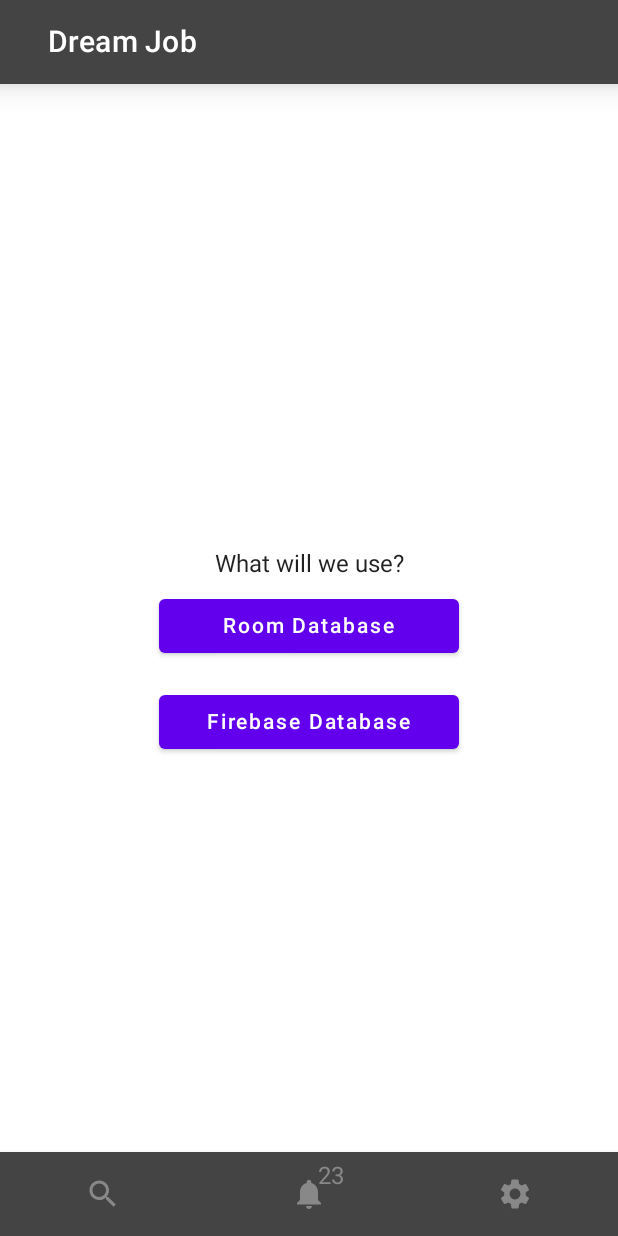
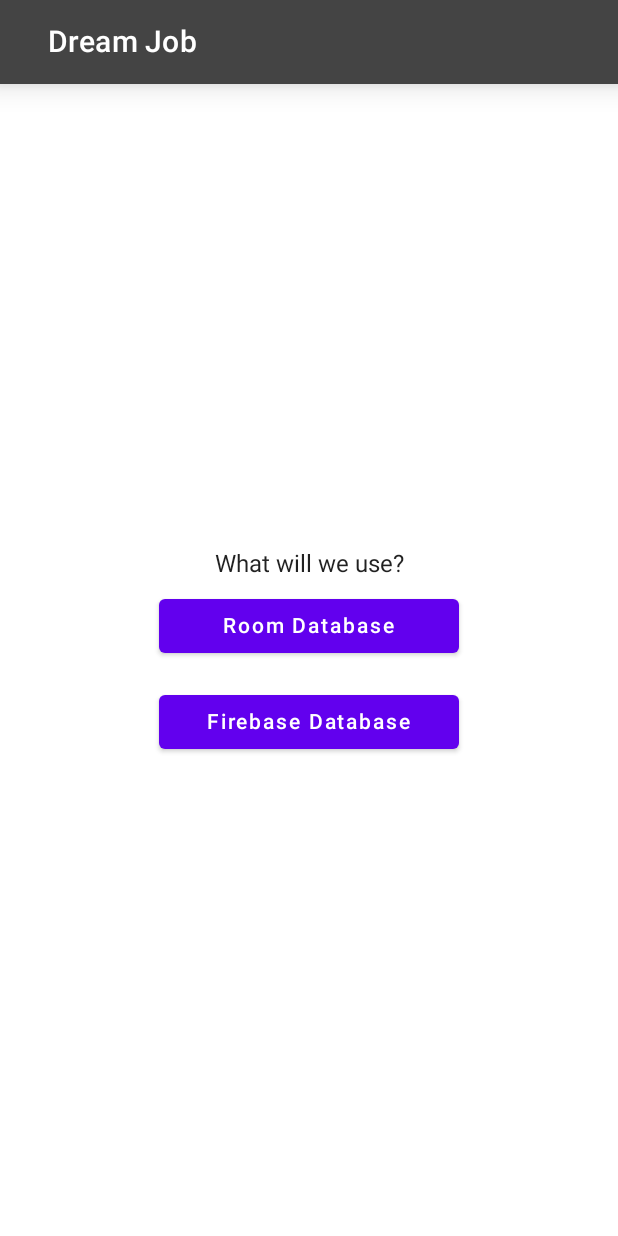
Before and after one commit to mrrlin/recruitment_agency, an Android app built with Jetpack Compose: the screen it shows after launch (MainActivity), on a phone screen of 412 x 824 dp. Run offline under Robolectric (Android 15) with nearby library versions, the phone set to English and light mode, and no system bars.

Commit message:
Added a condition to hide the menu on the main screen

```diff
--- a/app/src/main/java/ru/angel/recruitment_agency/MainActivity.kt
+++ b/app/src/main/java/ru/angel/recruitment_agency/MainActivity.kt
@@ -16,6 +16,7 @@
 import androidx.compose.ui.Modifier
 import androidx.compose.ui.graphics.Color
 import androidx.compose.ui.platform.LocalContext
+import androidx.compose.ui.res.stringResource
 import androidx.compose.ui.tooling.preview.Preview
 import androidx.compose.ui.unit.dp
 import androidx.lifecycle.viewmodel.compose.viewModel
@@ -46,7 +47,7 @@
                                          .padding(horizontal = 16.dp),
                                      horizontalArrangement = Arrangement.SpaceBetween
                                  ) {
-                                     Text(text = "Dream Job") //App Title
+                                     Text(text = stringResource(id = R.string.app_title)) //App Title
                                      if (DB_TYPE.value.isNotEmpty()) {
                                          Icon(
                                              imageVector = Icons.Default.ExitToApp,
@@ -70,6 +71,7 @@
                          )
                     },
                     bottomBar = {
+                        if (DB_TYPE.value.isNotEmpty()) {
                             BottomNavigationBar(
                                 items = listOf(
                                     BottomNavItem(
@@ -94,6 +96,7 @@
                                     navController.navigate(it.route)
                                 }
                             )
+                        }
                     },
                     content = {
                         Surface(
--- a/app/src/main/java/ru/angel/recruitment_agency/screens/Main.kt
+++ b/app/src/main/java/ru/angel/recruitment_agency/screens/Main.kt
@@ -12,8 +12,10 @@
 import androidx.compose.runtime.livedata.observeAsState
 import androidx.compose.ui.Alignment
 import androidx.compose.ui.Modifier
+import androidx.compose.ui.R
 import androidx.compose.ui.graphics.Color
 import androidx.compose.ui.platform.LocalContext
+import androidx.compose.ui.res.stringResource
 import androidx.compose.ui.text.font.FontWeight
 import androidx.compose.ui.tooling.preview.Preview
 import androidx.compose.ui.unit.dp
--- a/app/src/main/java/ru/angel/recruitment_agency/utils/Constants.kt
+++ b/app/src/main/java/ru/angel/recruitment_agency/utils/Constants.kt
@@ -19,8 +19,10 @@
         const val JOB_DATABASE = "jobs_database"
         const val JOBS_TABLE = "jobs_table"
         const val CVS_TABLE = "cvs_table"
+
         const val ADD_NEW_JOB = "Add new job" //Label
         const val ADD_NEW_CV = "Add new CV" //Label
+
         const val JOB_TITLE = "Job title"
         const val JOB_DESCRIPTION = "Job description"
         const val ADD_JOB = "Add Job" //Button's text
--- a/app/src/main/res/values/strings.xml
+++ b/app/src/main/res/values/strings.xml
@@ -1,3 +1,4 @@
 <resources>
-    <string name="app_name">recruitment_agency</string>
+    <string name="app_name">Recruitment Agency</string>
+    <string name="app_title">Dream Job</string>
 </resources>
```
Lines whose indentation alone changed are shown as unchanged.
